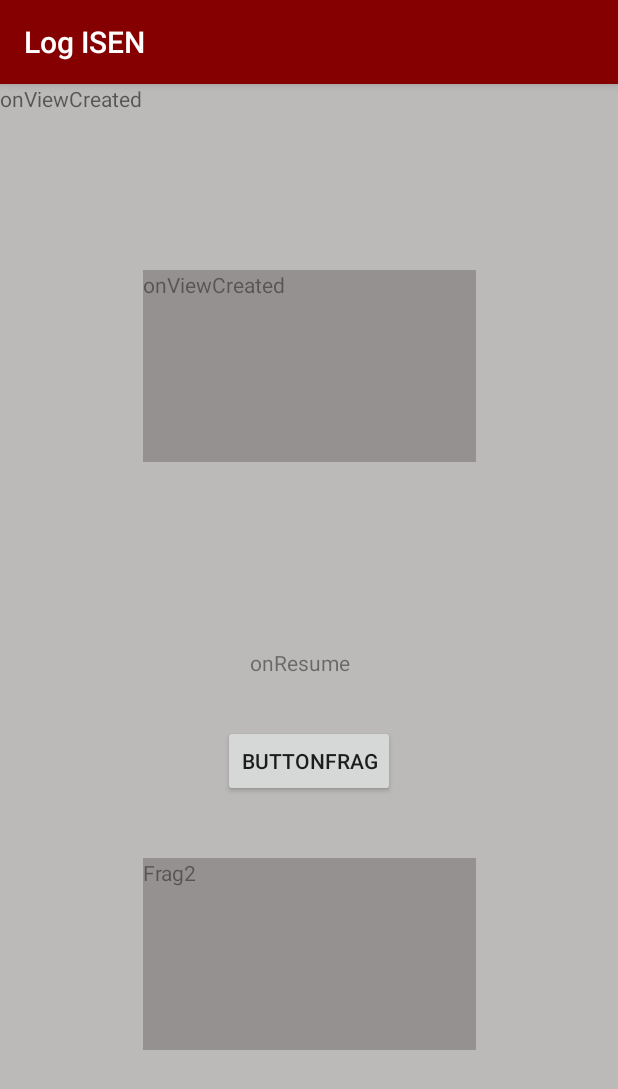
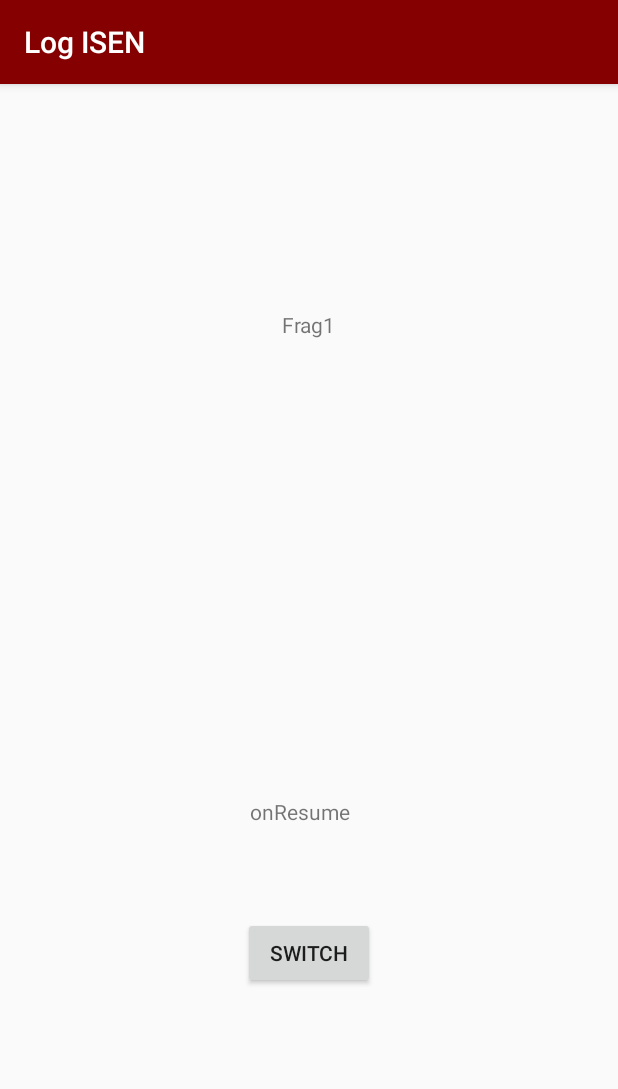
Before and after one commit to EvannDev/AndroidKtlToolBox, an Android app: the LifeCycleActivity screen opened directly, with no data from a screen before it, on a phone screen of 412 x 824 dp. Shown: the top 1089 px of the screen. Run offline under Robolectric (Android 15) with nearby library versions, the phone set to English and light mode, and no system bars.

Commit message:
add JSON/clean Code/Fix Fragment switch

```diff
--- a/app/src/main/AndroidManifest.xml
+++ b/app/src/main/AndroidManifest.xml
@@ -10,7 +10,7 @@
         android:supportsRtl="true"
         android:theme="@style/AppTheme">
         <activity android:name=".activity.FormActivity"></activity>
-        <activity android:name=".activity.LifeCycle" />
+        <activity android:name=".activity.LifeCycleActivity" />
         <activity android:name=".activity.HomeActivity" />
         <activity android:name=".activity.LoginActivity">
             <intent-filter>
--- a/app/src/main/java/fr/isen/debailliencourt/android/activity/HomeActivity.kt
+++ b/app/src/main/java/fr/isen/debailliencourt/android/activity/HomeActivity.kt
@@ -20,7 +20,7 @@ class HomeActivity : AppCompatActivity() {
         sharedPreferences = getSharedPreferences(LoginActivity.LOGIN_PREF, Context.MODE_PRIVATE)
 
         val cycleIntent : Intent =  Intent(this,
-            LifeCycle::class.java)
+            LifeCycleActivity::class.java)
 
         imCycleVie.setOnClickListener{
             startActivity(cycleIntent)
--- a/app/src/main/java/fr/isen/debailliencourt/android/activity/LifeCycle.kt
+++ b/app/src/main/java/fr/isen/debailliencourt/android/activity/LifeCycleActivity.kt
@@ -10,7 +10,7 @@ import fr.isen.debailliencourt.android.R
 import kotlinx.android.synthetic.main.activity_life_cycle.*
 
 
-class LifeCycle : AppCompatActivity() {
+class LifeCycleActivity : AppCompatActivity() {
 
     override fun onCreate(savedInstanceState: Bundle?) {
         super.onCreate(savedInstanceState)
@@ -21,16 +21,12 @@ class LifeCycle : AppCompatActivity() {
         val frag1 = LifeCycleFrag()
         val frag2 = LifeCycleFrag2()
         val transaction = supportFragmentManager.beginTransaction()
-        transaction.add(R.id.activity_Life_Cycle,frag1)
+        transaction.add(R.id.layoutFragment,frag1)
         transaction.commit()
 
         buttonFrag.setOnClickListener{
-            if(frag1.isResumed){
-                supportFragmentManager.beginTransaction().add(R.id.activity_Life_Cycle,frag2).commit()
-            }
-            else if(frag2.isResumed){
-                supportFragmentManager.beginTransaction().add(R.id.activity_Life_Cycle,frag1).commit()
-            }
+            supportFragmentManager.beginTransaction().replace(R.id.layoutFragment, (if (frag1.isVisible) frag2 else frag1)).commit()
+
         }
     }
 
--- a/app/src/main/java/fr/isen/debailliencourt/android/fragments/LifeCycleFrag.kt
+++ b/app/src/main/java/fr/isen/debailliencourt/android/fragments/LifeCycleFrag.kt
@@ -12,6 +12,11 @@ import kotlinx.android.synthetic.main.fragment_life_cycle.*
 
 class LifeCycleFrag : Fragment() {
 
+    fun cycle(state: String) {
+        Log.d("--FRAGMENT", state)
+        textState?.text = state
+    }
+
 
     override fun onCreateView(
         inflater: LayoutInflater, container: ViewGroup?,
@@ -23,7 +28,6 @@ class LifeCycleFrag : Fragment() {
 
     override fun onViewCreated(view: View, savedInstanceState: Bundle?) {
         super.onViewCreated(view, savedInstanceState)
-        fragText.text= "onViewCreated"
     }
 
 
--- a/app/src/main/java/fr/isen/debailliencourt/android/fragments/LifeCycleFrag2.kt
+++ b/app/src/main/java/fr/isen/debailliencourt/android/fragments/LifeCycleFrag2.kt
@@ -22,6 +22,5 @@ class LifeCycleFrag2 : Fragment() {
 
     override fun onViewCreated(view: View, savedInstanceState: Bundle?) {
         super.onViewCreated(view, savedInstanceState)
-        fragText.text= "onViewCreated"
     }
 }
--- a/app/src/main/res/layout/activity_life_cycle.xml
+++ b/app/src/main/res/layout/activity_life_cycle.xml
@@ -5,7 +5,7 @@
     xmlns:tools="http://schemas.android.com/tools"
     android:layout_width="match_parent"
     android:layout_height="match_parent"
-    tools:context=".activity.LifeCycle">
+    tools:context=".activity.LifeCycleActivity">
 
     <TextView
         android:id="@+id/lifeCycleText"
@@ -15,38 +15,29 @@
         app:layout_constraintBottom_toBottomOf="parent"
         app:layout_constraintEnd_toEndOf="parent"
         app:layout_constraintStart_toStartOf="parent"
-        app:layout_constraintTop_toTopOf="parent" />
-
-    <fragment
-        android:id="@+id/fragment"
-        android:name="fr.isen.debailliencourt.android.fragments.LifeCycleFrag"
-        android:layout_width="222dp"
-        android:layout_height="128dp"
-        app:layout_constraintBottom_toTopOf="@+id/lifeCycleText"
-        app:layout_constraintEnd_toEndOf="parent"
-        app:layout_constraintStart_toStartOf="parent"
-        app:layout_constraintTop_toTopOf="parent" />
-
-    <fragment
-        android:id="@+id/fragment2"
-        android:name="fr.isen.debailliencourt.android.fragments.LifeCycleFrag2"
-        android:layout_width="222dp"
-        android:layout_height="128dp"
-        app:layout_constraintBottom_toBottomOf="parent"
-        app:layout_constraintEnd_toEndOf="parent"
-        app:layout_constraintStart_toStartOf="parent"
-        app:layout_constraintTop_toBottomOf="@+id/lifeCycleText" />
+        app:layout_constraintTop_toTopOf="parent"
+        app:layout_constraintVertical_bias="0.632" />
 
     <Button
         android:id="@+id/buttonFrag"
         android:layout_width="wrap_content"
         android:layout_height="wrap_content"
+        android:layout_marginTop="64dp"
         android:text="@string/buttonFrag"
-        app:layout_constraintBottom_toTopOf="@+id/fragment2"
         app:layout_constraintEnd_toEndOf="parent"
         app:layout_constraintStart_toStartOf="parent"
-        app:layout_constraintTop_toBottomOf="@+id/lifeCycleText"
-        app:layout_constraintVertical_bias="0.462" />
+        app:layout_constraintTop_toBottomOf="@+id/lifeCycleText" />
+
+    <LinearLayout
+        android:id="@+id/layoutFragment"
+        android:layout_width="261dp"
+        android:layout_height="238dp"
+        android:orientation="horizontal"
+
+        app:layout_constraintBottom_toTopOf="@+id/lifeCycleText"
+        app:layout_constraintEnd_toEndOf="parent"
+        app:layout_constraintStart_toStartOf="parent"
+        app:layout_constraintTop_toTopOf="parent"></LinearLayout>
 
 
 </androidx.constraintlayout.widget.ConstraintLayout>
--- a/app/src/main/res/layout/fragment_life_cycle.xml
+++ b/app/src/main/res/layout/fragment_life_cycle.xml
@@ -1,16 +1,27 @@
 <?xml version="1.0" encoding="utf-8"?>
-<FrameLayout xmlns:android="http://schemas.android.com/apk/res/android"
+<androidx.constraintlayout.widget.ConstraintLayout xmlns:android="http://schemas.android.com/apk/res/android"
+    xmlns:app="http://schemas.android.com/apk/res-auto"
     xmlns:tools="http://schemas.android.com/tools"
     android:layout_width="match_parent"
     android:layout_height="match_parent"
-    tools:context=".fragments.LifeCycleFrag">
+    tools:context=".fragments.LifeCycleFrag" >
 
-    <!-- TODO: Update blank fragment layout -->
     <TextView
-        android:id="@+id/fragText"
-        android:layout_width="match_parent"
-        android:layout_height="match_parent"
-        android:background="#635A5252"
-        android:text="@string/hello_blank_fragment1" />
+        android:id="@+id/textTitle"
+        android:layout_width="wrap_content"
+        android:layout_height="wrap_content"
+        android:layout_marginTop="32dp"
+        android:text="@string/textFrag1"
+        app:layout_constraintEnd_toEndOf="parent"
+        app:layout_constraintStart_toStartOf="parent"
+        app:layout_constraintTop_toTopOf="parent" />
 
-</FrameLayout>
+    <TextView
+        android:id="@+id/textState"
+        android:layout_width="wrap_content"
+        android:layout_height="wrap_content"
+        android:layout_marginTop="32dp"
+        app:layout_constraintEnd_toEndOf="parent"
+        app:layout_constraintStart_toStartOf="parent"
+        app:layout_constraintTop_toBottomOf="@+id/textTitle" />
+</androidx.constraintlayout.widget.ConstraintLayout>
--- a/app/src/main/res/layout/fragment_life_cycle_frag2.xml
+++ b/app/src/main/res/layout/fragment_life_cycle_frag2.xml
@@ -1,16 +1,27 @@
 <?xml version="1.0" encoding="utf-8"?>
-<FrameLayout xmlns:android="http://schemas.android.com/apk/res/android"
+<androidx.constraintlayout.widget.ConstraintLayout xmlns:android="http://schemas.android.com/apk/res/android"
+    xmlns:app="http://schemas.android.com/apk/res-auto"
     xmlns:tools="http://schemas.android.com/tools"
     android:layout_width="match_parent"
     android:layout_height="match_parent"
-    tools:context=".fragments.LifeCycleFrag2">
+    tools:context=".fragments.LifeCycleFrag2" >
 
-    <!-- TODO: Update blank fragment layout -->
     <TextView
-        android:id="@+id/fragText2"
-        android:layout_width="match_parent"
-        android:layout_height="match_parent"
-        android:background="#635A5252"
-        android:text="@string/hello_blank_fragment2" />
+        android:id="@+id/textTitle"
+        android:layout_width="wrap_content"
+        android:layout_height="wrap_content"
+        android:layout_marginTop="32dp"
+        android:text="@string/textFrag2"
+        app:layout_constraintEnd_toEndOf="parent"
+        app:layout_constraintStart_toStartOf="parent"
+        app:layout_constraintTop_toTopOf="parent" />
 
-</FrameLayout>
+    <TextView
+        android:id="@+id/textState"
+        android:layout_width="wrap_content"
+        android:layout_height="wrap_content"
+        android:layout_marginTop="32dp"
+        app:layout_constraintEnd_toEndOf="parent"
+        app:layout_constraintStart_toStartOf="parent"
+        app:layout_constraintTop_toBottomOf="@+id/textTitle" />
+</androidx.constraintlayout.widget.ConstraintLayout>
--- a/app/src/main/res/values/strings.xml
+++ b/app/src/main/res/values/strings.xml
@@ -1,9 +1,14 @@
 <resources>
+    <!-- Manifest -->
     <string name="app_name">Log ISEN</string>
+
+    <!-- Login -->
     <string name="button">Login</string>
     <string name="connexion">LOG IN</string>
     <string name="password">password</string>
     <string name="loginUser">username</string>
+
+    <!-- Home -->
     <string name="logo">logo_isen</string>
     <string name="welcome">Bonjour!</string>
     <string name="desSave">Sauvegarde</string>
@@ -11,8 +16,16 @@
     <string name="desCycle">Cycle de vie</string>
     <string name="desWeb">Web</string>
 
-    <!-- TODO: Remove or change this placeholder text -->
-    <string name="hello_blank_fragment1">Frag1</string>
-    <string name="hello_blank_fragment2">Frag2</string>
-    <string name="buttonFrag">buttonFrag</string>
+    <!-- Life Cycle -->
+    <string name="textFrag1">Frag1</string>
+    <string name="textFrag2">Frag2</string>
+    <string name="buttonFrag">Switch</string>
+
+    <!-- Form -->
+    <string name="form_alert">Data</string>
+    <string name="readForm">Read</string>
+    <string name="saveForm">Save</string>
+    <string name="changeDateForm">Change Date</string>
+    <string name="titleForm">Formulaire</string>
+
 </resources>
```
Also changed, not shown: app/build.gradle (+6 -1 lines), app/src/main/java/fr/isen/debailliencourt/android/DataUser.kt (added, +20 -0 lines), app/src/main/java/fr/isen/debailliencourt/android/JSON.kt (added, +31 -0 lines), app/src/main/java/fr/isen/debailliencourt/android/activity/FormActivity.kt (+43 -20 lines), app/src/main/res/layout/activity_form.xml (+16 -5 lines).
